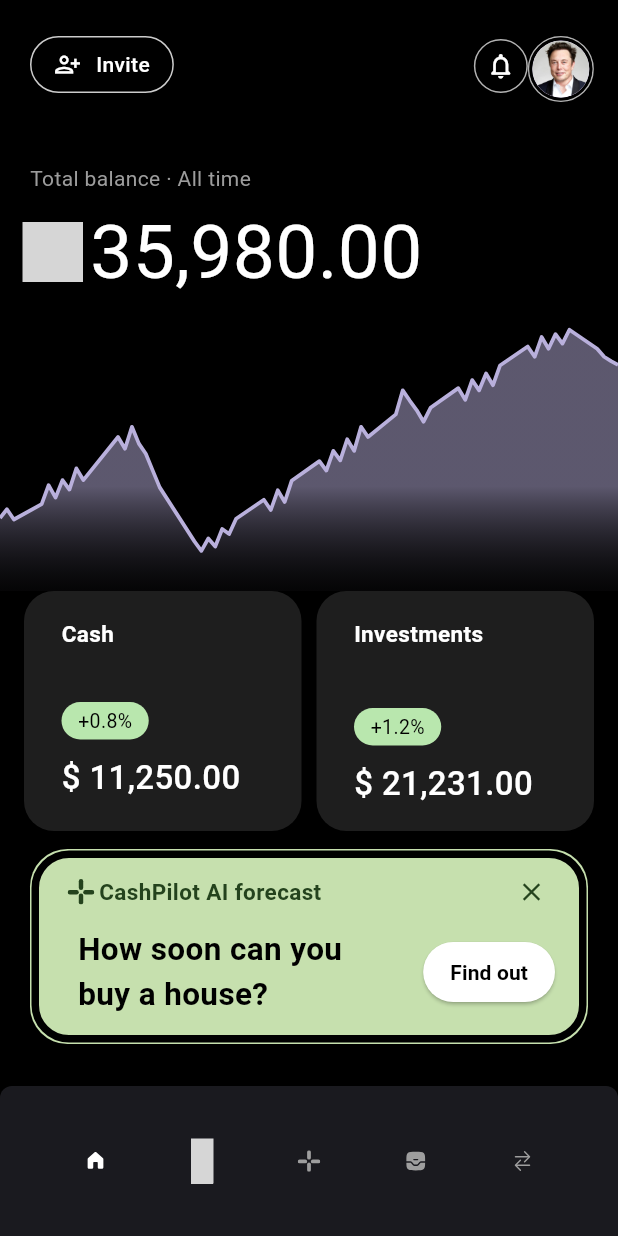
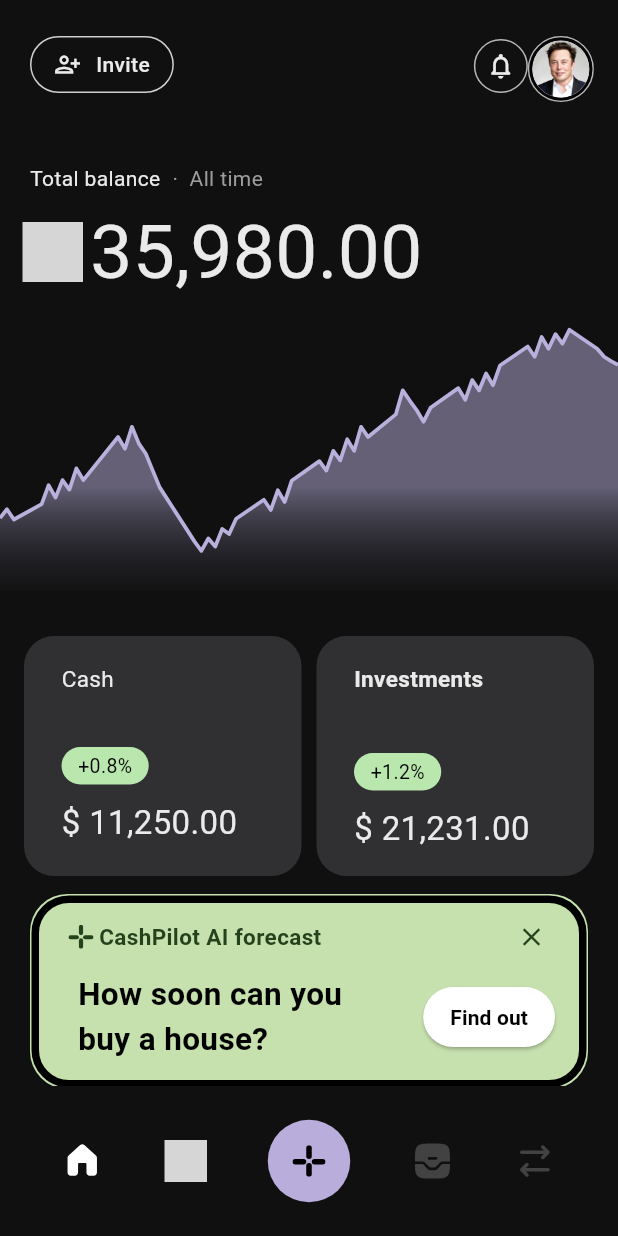
Before and after one commit to rhitverse/fintech-Project, a Flutter app: the screen it shows after launch, on a phone screen of 412 x 824 dp. Run offline on Flutter 3.47's test engine with Material 3 defaults, Android fonts, the light colour scheme and no system bars; drawn by our look-alikes of fl_chart; our stand-ins replace flutter_svg; Roboto replaces fonts that are missing (bold, medium, regular); grey boxes are pictures that could not be loaded.

Commit message:
Second Commit

```diff
--- a/lib/pages/home_page.dart
+++ b/lib/pages/home_page.dart
@@ -1,7 +1,6 @@
 import 'package:fintechproject/widget/ui_helper.dart';
 import 'package:flutter/material.dart';
 import 'package:fl_chart/fl_chart.dart';
-import 'package:flutter_svg/svg.dart';
 
 import '../widget/bottom_navigation_item.dart';
 
@@ -11,7 +10,7 @@ class HomeScreen extends StatelessWidget {
   @override
   Widget build(BuildContext context) {
     return Scaffold(
-      backgroundColor: Colors.black,
+      backgroundColor: Color(0XFF101010),
       body: SafeArea(
         child: SingleChildScrollView(
           physics: const BouncingScrollPhysics(),
@@ -43,14 +42,14 @@ class HomeScreen extends StatelessWidget {
                           children: [
                             const Icon(
                               Icons.person_add_alt_1_outlined,
-                              color: Colors.white,
+                              color: Color(0XFFEAEAEA),
                               size: 18,
                             ),
                             const SizedBox(width: 10),
                             const Text(
                               "Invite",
                               style: TextStyle(
-                                color: Colors.white,
+                                color: Color(0XFFEAEAEA),
                                 fontSize: 14,
                                 fontWeight: FontWeight.w500,
                                 fontFamily: "medium",
@@ -73,7 +72,7 @@ class HomeScreen extends StatelessWidget {
                           ),
                           child: const Icon(
                             Icons.notifications_none_rounded,
-                            color: Colors.white,
+                            color: Color(0XFFEAEAEA),
                             size: 20,
                           ),
                         ),
@@ -112,18 +111,28 @@ class HomeScreen extends StatelessWidget {
                 const SizedBox(height: 40),
                 Padding(
                   padding: const EdgeInsets.only(left: 20),
-                  child: UiHelper.CustomText(
-                    text: "Total balance · All time",
-                    color: const Color(0xFF9C9C9C),
+                  child: Row(
+                    children: [
+                      UiHelper.CustomText(
+                        text: "Total balance",
+                        color: const Color(0XFFEAEAEA),
                         fontsize: 14,
                         fontweight: FontWeight.w400,
                         fontfamily: "regular",
                       ),
+                      const SizedBox(width: 8),
+                      UiHelper.CustomText(
+                        text: "·  All time",
+                        color: Color(0xFF9C9C9C),
+                        fontweight: FontWeight.w400,
+                        fontsize: 14,
+                        fontfamily: "regular",
+                      ),
+                    ],
+                  ),
                 ),
 
                 const SizedBox(height: 3),
-
-                // 🔹 Balance row
                 Padding(
                   padding: const EdgeInsets.only(left: 15),
                   child: Row(
@@ -132,12 +141,12 @@ class HomeScreen extends StatelessWidget {
                       UiHelper.CustomSvg(
                         svgPath: "assets/svg/dollar.svg",
                         height: 40,
-                        color: Colors.white,
+                        color: Color(0XFFEAEAEA),
                       ),
                       const SizedBox(width: 5),
                       UiHelper.CustomText(
                         text: "35,980.00",
-                        color: Colors.white,
+                        color: Color(0XFFEAEAEA),
                         fontsize: 50,
                         fontweight: FontWeight.normal,
                         fontfamily: "regular",
@@ -248,7 +257,11 @@ class HomeScreen extends StatelessWidget {
                   ),
                 ),
                 Padding(
-                  padding: const EdgeInsets.symmetric(horizontal: 16),
+                  padding: const EdgeInsets.only(top: 30),
+                  child: Column(
+                    children: [
+                      Padding(
+                        padding: const EdgeInsets.symmetric(horizontal: 16,),
                         child: Row(
                           children: [
                             Expanded(
@@ -259,7 +272,7 @@ class HomeScreen extends StatelessWidget {
                                   vertical: 16,
                                 ),
                                 decoration: BoxDecoration(
-                            color: const Color(0xFF1E1E1E), // dark background
+                                  color: const Color(0xFF302F32), // dark background
                                   borderRadius: BorderRadius.circular(20),
                                 ),
                                 child: Column(
@@ -270,9 +283,9 @@ class HomeScreen extends StatelessWidget {
                                       child: const Text(
                                         "Cash",
                                         style: TextStyle(
-                                    color: Colors.white,
+                                          color: Color(0XFFEAEAEA),
                                           fontSize: 15,
-                                    fontWeight: FontWeight.w600,
+                                          fontWeight: FontWeight.w400,
                                         ),
                                       ),
                                     ),
@@ -304,9 +317,9 @@ class HomeScreen extends StatelessWidget {
                                           child: const Text(
                                             "\$ 11,250.00",
                                             style: TextStyle(
-                                        color: Colors.white,
+                                              color: Color(0XFFEAEAEA),
                                               fontSize: 22,
-                                        fontWeight: FontWeight.w500,
+                                              fontWeight: FontWeight.w400,
                                             ),
                                           ),
                                         ),
@@ -325,7 +338,7 @@ class HomeScreen extends StatelessWidget {
                                   vertical: 16,
                                 ),
                                 decoration: BoxDecoration(
-                            color: const Color(0xFF1E1E1E),
+                                  color: const Color(0xFF302F32),
                                   borderRadius: BorderRadius.circular(20),
                                 ),
                                 child: Column(
@@ -336,7 +349,7 @@ class HomeScreen extends StatelessWidget {
                                       child: const Text(
                                         "Investments",
                                         style: TextStyle(
-                                    color: Colors.white,
+                                          color: Color(0XFFEAEAEA),
                                           fontSize: 15,
                                           fontWeight: FontWeight.w600,
                                         ),
@@ -367,24 +380,28 @@ class HomeScreen extends StatelessWidget {
                                         ),
                                       ],
                                     ),
-                              Row(children: [
+                                    Row(
+                                      children: [
                                         Padding(
                                           padding: const EdgeInsets.only(top: 10),
                                           child: const Text(
                                             "\$ 21,231.00",
                                             style: TextStyle(
-                                    color: Colors.white,
+                                              color: Color(0XFFEAEAEA),
                                               fontSize: 22,
-                                    fontWeight: FontWeight.w500,
+                                              fontWeight: FontWeight.w400,
                                             ),
                                           ),
                                         ),
                                       ],
                                     ),
-                        ]
+                                  ],
                                 ),
                               ),
-                      )
+                            ),
+                          ],
+                        ),
+                      ),
                     ],
                   ),
                 ),
@@ -418,7 +435,7 @@ class HomeScreen extends StatelessWidget {
                               mainAxisAlignment: MainAxisAlignment.spaceBetween,
                               children: [
                                 SizedBox(
-                                  height: 17,
+                                  height: 16,
                                   child: UiHelper.CustomSvg(
                                     svgPath: "assets/svg/Group5.svg",
                                   ),
@@ -487,19 +504,37 @@ class HomeScreen extends StatelessWidget {
                     ),
                   ),
                 ),
-                const SizedBox(height: 25),
+                const SizedBox(height: 12),
                 Padding(
-                  padding: const EdgeInsets.only(left: 20),
-                  child: UiHelper.CustomText(
-                    text: "Goals",
-                    color: Colors.white,
-                    fontsize: 20,
-                    fontweight: FontWeight.w600,
-                    fontfamily: "semibold",
+                  padding: const EdgeInsets.symmetric(
+                    horizontal: 19,
+                  ),
+                  child: Container(
+                    height: 130,
+                    width: double.infinity,
+                    decoration: BoxDecoration(
+                      color: const Color(0xFF302F32),
+                      borderRadius: BorderRadius.circular(25),
+                    ),
+                    child: Column(
+                      crossAxisAlignment: CrossAxisAlignment.start,
+                      children: [
+                        Padding(
+                          padding: const EdgeInsets.only(top: 20,left: 25),
+                          child: const Text(
+                            "Goals",
+                            style: TextStyle(
+                              color: Color(0XFFEAEAEA),
+                              fontSize: 25,
+                              fontWeight: FontWeight.w600,
+                              fontFamily: "bold"
                             ),
                           ),
-
-                const SizedBox(height: 60),
+                        ),
+                      ],
+                    ),
+                  ),
+                ),
               ],
             ),
           ),
--- a/lib/widget/bottom_navigation_item.dart
+++ b/lib/widget/bottom_navigation_item.dart
@@ -11,14 +11,12 @@ class BottomNavigationItem extends StatefulWidget {
 class _BottomNavigationItemState extends State<BottomNavigationItem> {
   int selectedIndex = 0;
 
-  // 🔹 Your SVG icon paths
   final List<String> navIcons = [
     "assets/svg/ic_home.svg",
     "assets/svg/ic_search.svg",
-    "assets/svg/Group5.svg",
+    "assets/svg/Group5.svg", // 🔹 Middle button
     "assets/svg/inbox.svg",
-    "assets/svg/swap.svg"
-
+    "assets/svg/swap.svg",
   ];
 
   @override
@@ -26,7 +24,7 @@ class _BottomNavigationItemState extends State<BottomNavigationItem> {
     return Container(
       height: 100,
       decoration: const BoxDecoration(
-        color: Color(0xFF1A1A1F),
+        color: Color(0xFF101010),
         borderRadius: BorderRadius.only(
           topLeft: Radius.circular(8),
           topRight: Radius.circular(8),
@@ -34,12 +32,41 @@ class _BottomNavigationItemState extends State<BottomNavigationItem> {
       ),
       child: Row(
         mainAxisAlignment: MainAxisAlignment.spaceEvenly,
-        children: List.generate(
-          navIcons.length,
-              (index) {
+        children: List.generate(navIcons.length, (index) {
           final iconPath = navIcons[index];
           final isSelected = index == selectedIndex;
 
+          // 🔹 Special style for middle icon (Group5.svg)
+          if (index == 2) {
+            return GestureDetector(
+              onTap: () {
+                setState(() {
+                  selectedIndex = index;
+                });
+              },
+              child: Container(
+                height: 55,
+                width: 55,
+                decoration: const BoxDecoration(
+                  shape: BoxShape.circle,
+                  color: Color(0xFFB9ADDC), // light purple background
+                ),
+                child: Center(
+                  child: SvgPicture.asset(
+                    iconPath,
+                    height: 22,
+                    width: 22,
+                    colorFilter: const ColorFilter.mode(
+                      Colors.black, // icon color (you can adjust)
+                      BlendMode.srcIn,
+                    ),
+                  ),
+                ),
+              ),
+            );
+          }
+
+          // 🔹 Default style for other icons
           return GestureDetector(
             onTap: () {
               setState(() {
@@ -48,16 +75,17 @@ class _BottomNavigationItemState extends State<BottomNavigationItem> {
             },
             child: SvgPicture.asset(
               iconPath,
-                height: 30, // 👈 fixed size to avoid overflow
-                width: 15,
+              height: 28,
+              width: 28,
               colorFilter: ColorFilter.mode(
-                  isSelected ? Colors.white : Colors.grey,
+                isSelected
+                    ? Colors.white
+                    : Colors.grey.withValues(alpha: 0.35),
                 BlendMode.srcIn,
               ),
             ),
           );
-          },
-        ),
+        }),
       ),
     );
   }
```
Also changed, not shown: assets/svg/swap.svg. Lines whose indentation alone changed are shown as unchanged.
